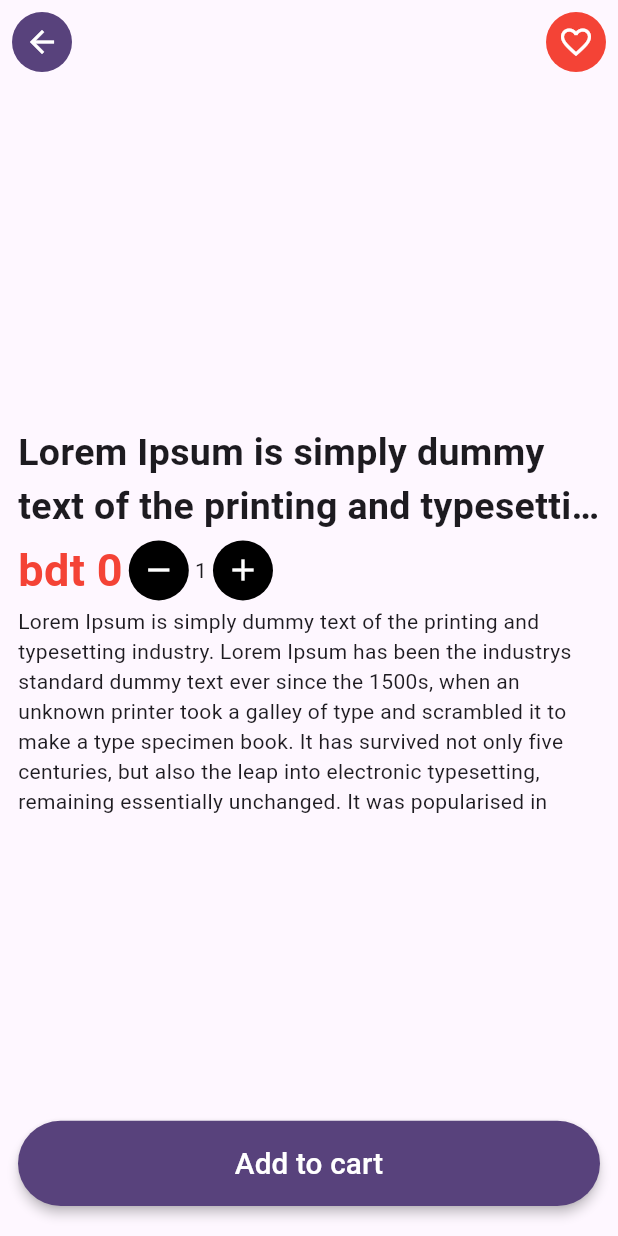
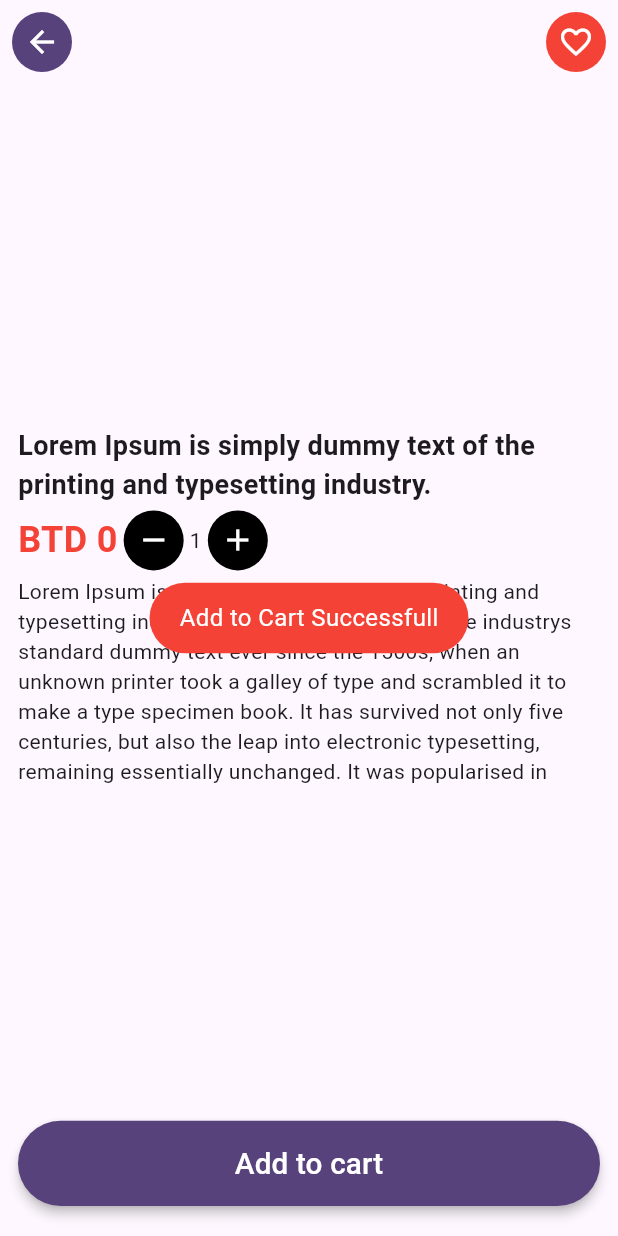
Before and after one commit to alfayej45/VersityE-commarce, a Flutter app: the ProductDetails screen opened directly with empty values, after a tap on "Add to cart", on a phone screen of 412 x 824 dp. Run offline on Flutter 3.47's test engine with Material 3 defaults, Android fonts, the phone set to English and light mode, and no system bars; drawn by our look-alikes of carousel_slider; our stand-ins replace cloud_firestore, dots_indicator, firebase_auth, firebase_core, flutter_screenutil, fluttertoast; missing offline and left inert: flexible_grid_view; accounts and stored records are empty.

Commit message:
add to cart

```diff
--- a/lib/ui/bottom_nav_pages/cart.dart
+++ b/lib/ui/bottom_nav_pages/cart.dart
@@ -1,3 +1,4 @@
+
 import 'package:cloud_firestore/cloud_firestore.dart';
 import 'package:firebase_auth/firebase_auth.dart';
 import 'package:flutter/cupertino.dart';
@@ -20,7 +21,8 @@ class _CartState extends State<Cart> {
       body: SafeArea(
           child: Column(
             children: [
-              fetchData("users-cart-items",true),
+              FetchData(collectionName:"users-cart-items", carts:true)
+              //fetchData("users-cart-items",true),
             ],
           )
       ),
--- a/lib/ui/bottom_nav_pages/favourite.dart
+++ b/lib/ui/bottom_nav_pages/favourite.dart
@@ -19,7 +19,8 @@ class _FavouriteState extends State<Favourite> {
       body: SafeArea(
         child: Column(
           children: [
-            fetchData("users-favourite-items", false),
+            FetchData(collectionName: "users-favourite-items", carts: false)
+            // fetchData("users-favourite-items", false),
           ],
         )
       ),
--- a/lib/ui/product_details_screen.dart
+++ b/lib/ui/product_details_screen.dart
@@ -3,6 +3,7 @@ import 'package:cloud_firestore/cloud_firestore.dart';
 import 'package:firebase_auth/firebase_auth.dart';
 import 'package:flutter/cupertino.dart';
 import 'package:flutter/material.dart';
+import 'package:fluttertoast/fluttertoast.dart';
 import 'package:newecommarce/const/AppColors.dart';
 import 'package:flutter_screenutil/flutter_screenutil.dart';
 
@@ -113,6 +114,8 @@ var qty = 1;
                       padding: const EdgeInsets.only(left: 3, right: 3),
                       child: Container(
                         decoration: BoxDecoration(
+                          borderRadius: BorderRadius.circular(25),
+
                             image: DecorationImage(
                                 image: NetworkImage(item),
                                 fit: BoxFit.fitWidth)),
@@ -131,17 +134,18 @@ var qty = 1;
                   'Lorem Ipsum is simply dummy text of the printing and typesetting industry.',
                   maxLines: 2,
                   overflow: TextOverflow.ellipsis,
-                  style: TextStyle(fontWeight: FontWeight.bold, fontSize: 25),
+                  style: TextStyle(fontWeight: FontWeight.bold, fontSize: 18),
                 ),
                 Row(
                   children: [
                     Text(
-                      "bdt ${widget._product['product-price'].toString()}",
+                      "BTD ${widget._product['product-price'].toString()}",
                       style: TextStyle(
-                          fontWeight: FontWeight.bold, fontSize: 30, color: Colors.red),
+                          fontWeight: FontWeight.bold, fontSize:24, color: Colors.red),
                     ),
                     Row(
                       children: [
+
                         IconButton(
                             style: IconButton.styleFrom(
                                 backgroundColor: Colors.black
@@ -150,10 +154,10 @@ var qty = 1;
                         if(qty != 1){
                           qty--;
                           setState(() {
-
                           });
                         }
                         }, icon: const Icon(Icons.remove, color:Colors.white ,)),
+
                         Text(qty.toString()),
                         IconButton(
                             style: IconButton.styleFrom(
@@ -181,7 +185,18 @@ var qty = 1;
               width: 1.sw,
               height: 56.h,
               child: ElevatedButton(
-                onPressed: () => addToCart(),
+                onPressed: () {
+                  addToCart();
+                  Fluttertoast.showToast(
+                      msg: "Add to Cart Successfull",
+                      toastLength: Toast.LENGTH_SHORT,
+                      gravity: ToastGravity.CENTER,
+                      timeInSecForIosWeb: 1,
+                      backgroundColor: Colors.red,
+                      textColor: Colors.white,
+                      fontSize: 16.0
+                  );
+                },
                 child: Text(
                   "Add to cart",
                   style: TextStyle(color: Colors.white, fontSize: 18.sp),
```
Also changed, not shown: lib/widgets/CartWidget.dart (+7 -4 lines), lib/widgets/fetchProducts.dart (+160 -15 lines).
